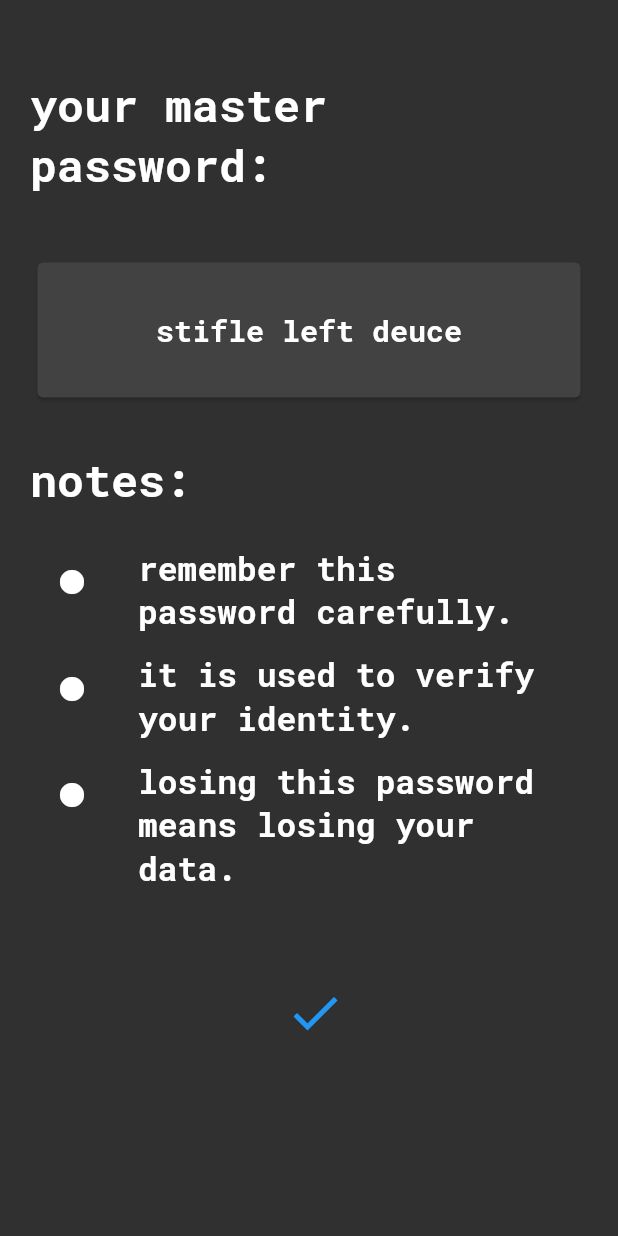
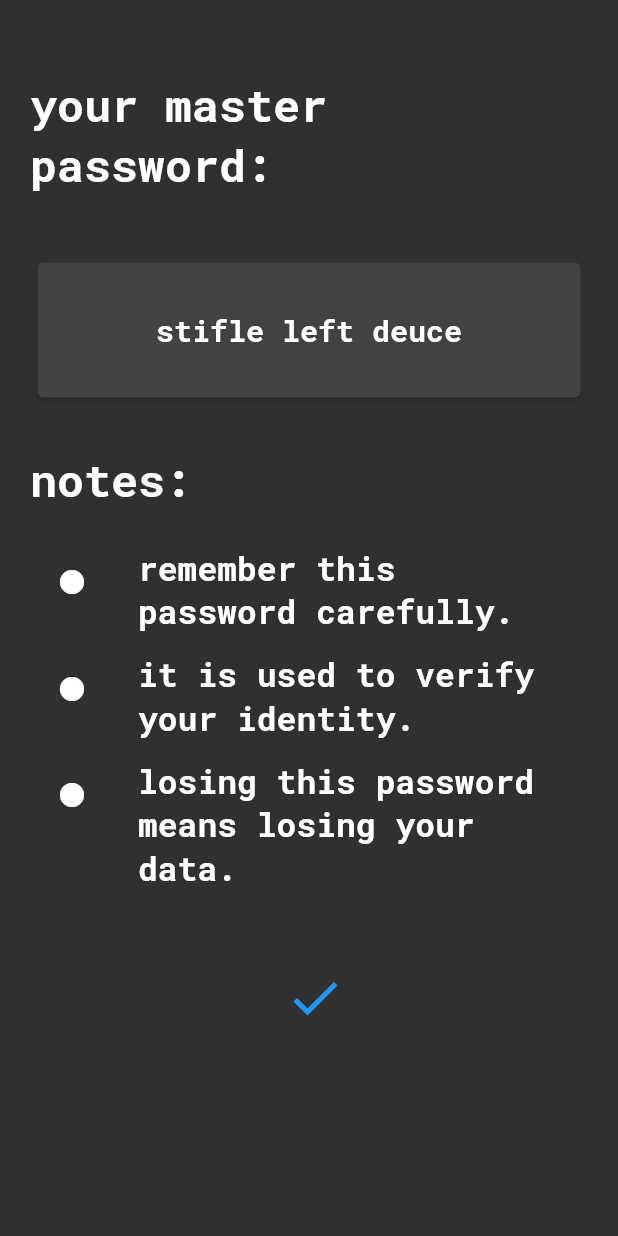
Before and after one commit to akashvshroff/Safe_Flutter_App, a Flutter app: the screen it shows after launch, after a tap on the "lock outline" icon, on a phone screen of 412 x 824 dp. Run offline on Flutter 3.47's test engine with Material 2 defaults, Android fonts, the phone set to English and light mode, and no system bars; our stand-ins replace rxdart, sqflite; missing offline and left inert: encrypt; accounts and stored records are empty.

Commit message:
Fixed UI Sizing

```diff
--- a/lib/src/screens/master_password.dart
+++ b/lib/src/screens/master_password.dart
@@ -99,7 +99,7 @@ class MasterPassword extends StatelessWidget {
         ),
       ),
       SizedBox(
-        height: 50.0,
+        height: 40.0,
       ),
       Center(
         child: IconButton(
```
